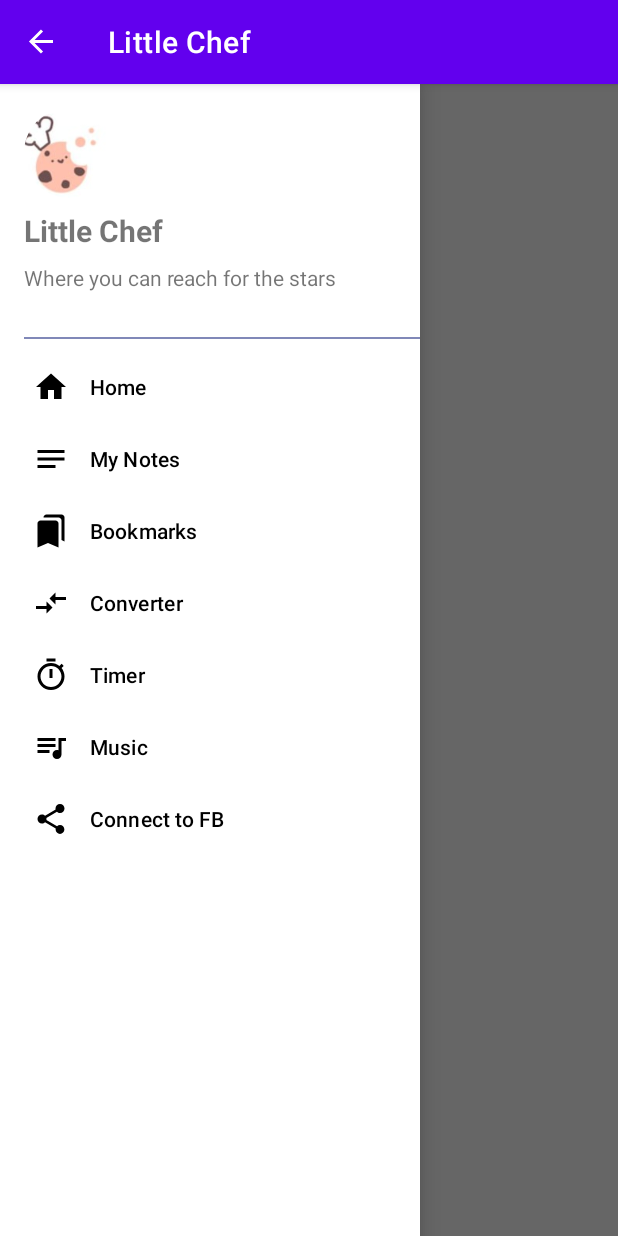
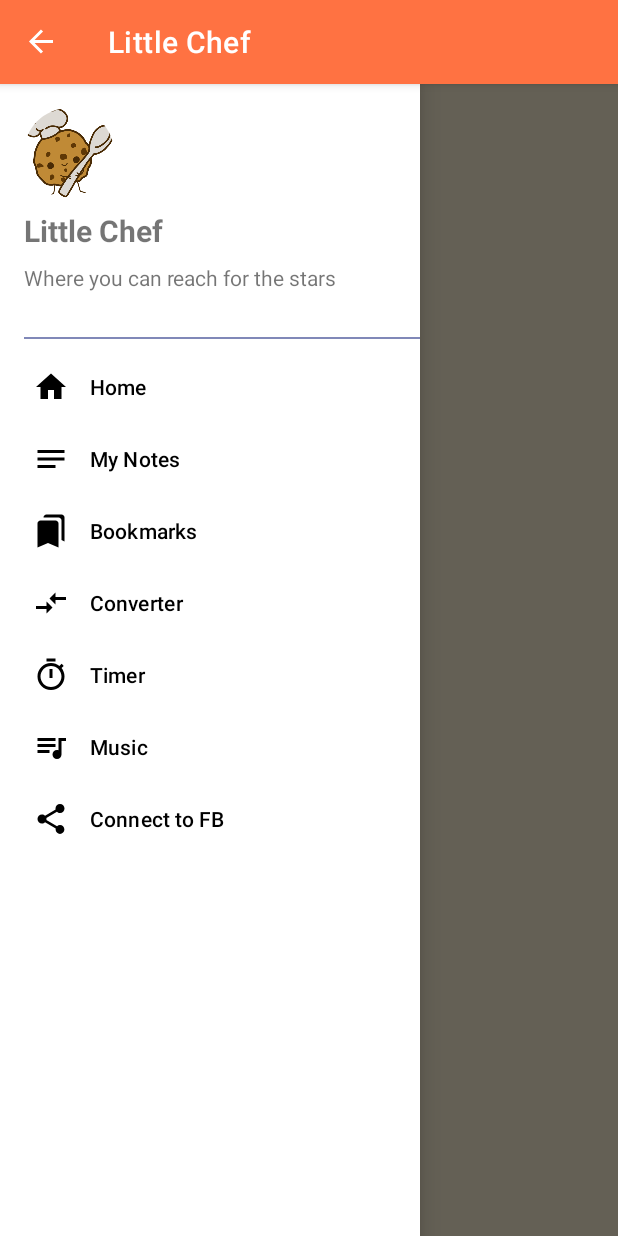
Before and after one commit to CzarinaFayeTiu/Little-Chef, an Android app: the screen it shows after launch (MainActivity), with the side drawer open, on a phone screen of 412 x 824 dp. Run offline under Robolectric (Android 15) with nearby library versions, the light colour scheme and no system bars; our stand-ins replace CircleImageView.

Commit message:
Changed colors

```diff
--- a/app/src/main/res/layout/activity_facebook.xml
+++ b/app/src/main/res/layout/activity_facebook.xml
@@ -1,9 +1,12 @@
 <?xml version="1.0" encoding="utf-8"?>
-<androidx.constraintlayout.widget.ConstraintLayout xmlns:android="http://schemas.android.com/apk/res/android"
+<androidx.constraintlayout.widget.ConstraintLayout
+    xmlns:android="http://schemas.android.com/apk/res/android"
     xmlns:app="http://schemas.android.com/apk/res-auto"
     xmlns:tools="http://schemas.android.com/tools"
     android:layout_width="match_parent"
     android:layout_height="match_parent"
     tools:context=".FacebookActivity">
 
+
+
 </androidx.constraintlayout.widget.ConstraintLayout>
--- a/app/src/main/res/layout/activity_main.xml
+++ b/app/src/main/res/layout/activity_main.xml
@@ -5,6 +5,7 @@
     xmlns:tools="http://schemas.android.com/tools"
     android:layout_width="match_parent"
     android:layout_height="match_parent"
+    android:background="@color/white"
     tools:context=".MainActivity"
     android:id="@+id/drawerLayout">
 
--- a/app/src/main/res/layout/nav_header.xml
+++ b/app/src/main/res/layout/nav_header.xml
@@ -10,7 +10,7 @@
     <de.hdodenhof.circleimageview.CircleImageView
         android:layout_width="60dp"
         android:layout_height="60dp"
-        android:src="@drawable/logo"/>
+        android:src="@drawable/littlechef_logo"/>
 
     <TextView
         android:layout_width="match_parent"
--- a/app/src/main/res/values/colors.xml
+++ b/app/src/main/res/values/colors.xml
@@ -1,12 +1,12 @@
 <?xml version="1.0" encoding="utf-8"?>
 <resources>
-    <color name="purple_200">#FFBB86FC</color>
-    <color name="purple_500">#FF6200EE</color>
-    <color name="purple_700">#FF3700B3</color>
+    <color name="purple_200">#ffa923</color>
+    <color name="purple_500">#ff7242</color>
+    <color name="purple_700">#422a22</color>
     <color name="teal_200">#FF03DAC5</color>
     <color name="teal_700">#FF018786</color>
     <color name="black">#FF000000</color>
-    <color name="white">#FFFFFFFF</color>
+    <color name="white">#fcf0d6</color>
     <color name="underline">#8088b8</color>
 
 </resources>
```
Also changed, not shown: app/src/main/res/drawable/facebook_icon.png (added), app/src/main/res/drawable/littlechef_logo.png (added).
